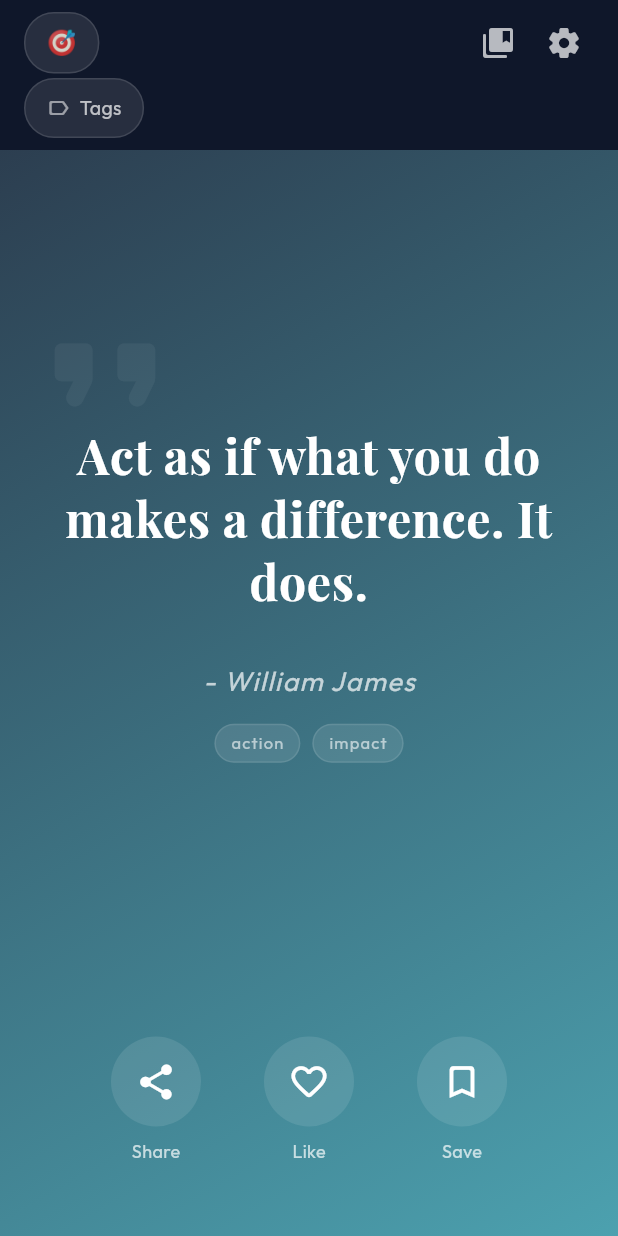
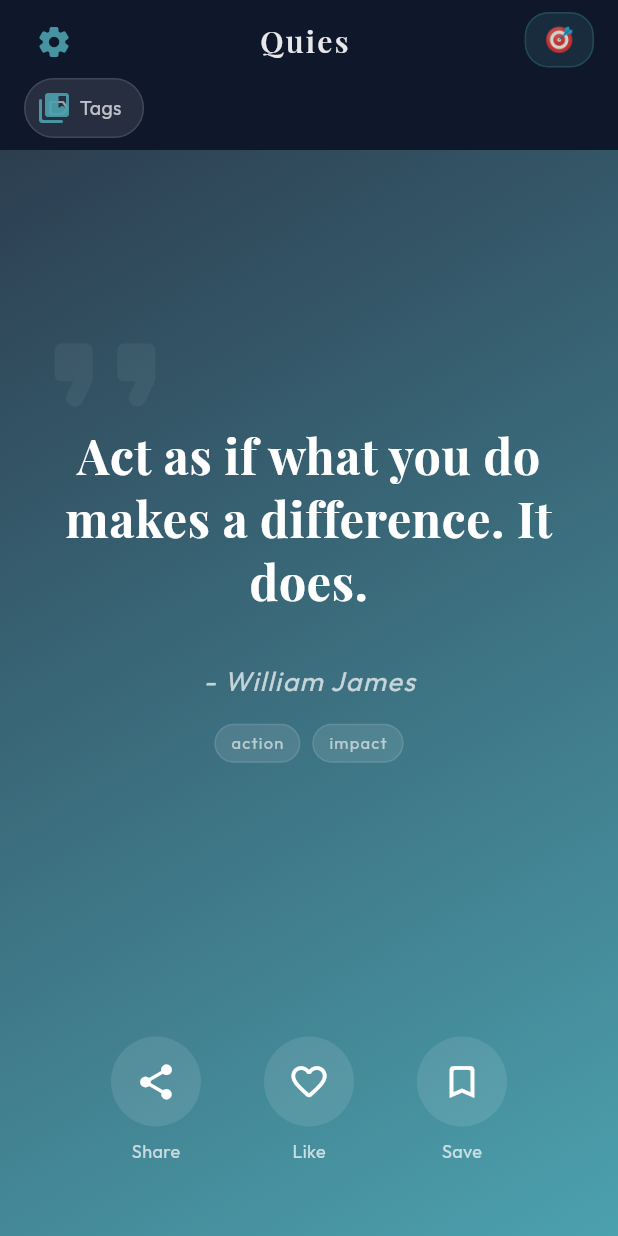
Before and after one commit to moyeenhaider3/quies, a Flutter app: the screen it shows after launch, after a tap on "Skip", on a phone screen of 412 x 824 dp. Run offline on Flutter 3.47's test engine with Material 3 defaults, Android fonts, the phone set to English and light mode, and no system bars; drawn by our look-alikes of flutter_animate; our stand-ins replace bloc, dartz, equatable, flutter_bloc, flutter_local_notifications, get_it and 8 more; accounts and stored records are empty; network calls fail.

Commit message:
feat(08-03): redesign header with vertical icons and centered branding

```diff
--- a/lib/features/quotes/presentation/pages/quote_feed_screen.dart
+++ b/lib/features/quotes/presentation/pages/quote_feed_screen.dart
@@ -36,6 +36,7 @@
 
   bool _showWelcomeBack = false;
   int _quotesExplored = 0;
+  bool _hasInitialAutoPlay = false;
 
   late final UserPreferencesService _prefsService;
   late final FeedAudioController _audioController;
@@ -87,6 +88,28 @@
     setState(() {
       _showWelcomeBack = false;
     });
+  }
+
+  void _tryInitialAutoPlay(FeedLoaded state) {
+    if (_hasInitialAutoPlay) return;
+
+    // Find first quote in feed
+    final firstQuoteItem = state.feedItems
+        .whereType<QuoteFeedItem>()
+        .firstOrNull;
+    if (firstQuoteItem == null) return;
+
+    final quote = firstQuoteItem.quote;
+    final music = state.pairedMusic[quote.id];
+    final isSoundOn = state.soundEnabledQuoteIds.contains(quote.id);
+
+    // Auto-play when music is available and sound is enabled
+    if (music != null && isSoundOn) {
+      _hasInitialAutoPlay = true;
+      WidgetsBinding.instance.addPostFrameCallback((_) {
+        _audioController.playForQuote(quote.id, music.previewUrl);
+      });
+    }
   }
 
   void _onPageChanged(int index, FeedLoaded feedState) {
@@ -217,6 +240,9 @@
                 } else if (state is FeedError) {
                   return Center(child: Text(state.message));
                 } else if (state is FeedLoaded) {
+                  // Trigger auto-play for first quote when music becomes available
+                  _tryInitialAutoPlay(state);
+
                   return Column(
                     children: [
                       // Top spacing for status bar + top bar
@@ -309,14 +335,97 @@
               },
             ),
 
-            // Top bar: mood + progress + bookmarks + settings
+            // Top bar: vertical icons on left + centered branding
             Positioned(
               top: MediaQuery.of(context).padding.top + 8,
               left: 16,
               right: 16,
-              child: Row(
+              child: BlocBuilder<FeedBloc, FeedState>(
+                builder: (context, state) {
+                  // Get accent color from current quote's gradient
+                  Color accentColor = Colors.white70;
+                  if (state is FeedLoaded && state.feedItems.isNotEmpty) {
+                    final firstItem = state.feedItems.first;
+                    if (firstItem is QuoteFeedItem) {
+                      accentColor = AppTheme.getPrimaryColorForId(firstItem.quote.id);
+                    }
+                  }
+
+                  return Row(
+                    crossAxisAlignment: CrossAxisAlignment.start,
                     children: [
-                  // Mood selector
+                      // Left side: Vertical column with settings on top, bookmarks below
+                      Column(
+                        mainAxisSize: MainAxisSize.min,
+                        children: [
+                          IconButton(
+                            onPressed: () => context.push('/settings'),
+                            icon: Icon(
+                              Icons.settings_rounded,
+                              color: accentColor.withValues(alpha: 0.9),
+                              size: 24,
+                            ),
+                            tooltip: 'Settings',
+                            visualDensity: VisualDensity.compact,
+                            padding: const EdgeInsets.all(6),
+                            constraints: const BoxConstraints(),
+                          ),
+                          const SizedBox(height: 4),
+                          IconButton(
+                            onPressed: () => context.push('/bookmarks'),
+                            icon: Icon(
+                              Icons.collections_bookmark_rounded,
+                              color: accentColor.withValues(alpha: 0.9),
+                              size: 24,
+                            ),
+                            tooltip: 'Saved Quotes',
+                            visualDensity: VisualDensity.compact,
+                            padding: const EdgeInsets.all(6),
+                            constraints: const BoxConstraints(),
+                          ),
+                        ],
+                      ),
+
+                      // Center: Expanded area with "Quies" branding centered
+                      Expanded(
+                        child: Column(
+                          mainAxisSize: MainAxisSize.min,
+                          children: [
+                            const SizedBox(height: 4),
+                            Text(
+                              'Quies',
+                              style: GoogleFonts.playfairDisplay(
+                                fontSize: 20,
+                                fontWeight: FontWeight.w600,
+                                color: Colors.white.withValues(alpha: 0.9),
+                                letterSpacing: 1.5,
+                              ),
+                            ),
+                            // Subtle progress indicator below branding
+                            if (_quotesExplored > 0)
+                              Padding(
+                                padding: const EdgeInsets.only(top: 4),
+                                child: AnimatedOpacity(
+                                  opacity: 1.0,
+                                  duration: const Duration(milliseconds: 600),
+                                  child: Text(
+                                    _quotesExplored == 1
+                                        ? '1 quote explored'
+                                        : '$_quotesExplored quotes explored',
+                                    style: GoogleFonts.outfit(
+                                      fontSize: 11,
+                                      color: Colors.white.withValues(alpha: 0.4),
+                                      fontWeight: FontWeight.w400,
+                                      letterSpacing: 0.5,
+                                    ),
+                                  ),
+                                ),
+                              ),
+                          ],
+                        ),
+                      ),
+
+                      // Right side: Mood selector to balance the layout
                       BlocBuilder<FeedBloc, FeedState>(
                         buildWhen: (prev, curr) {
                           if (prev is FeedLoaded && curr is FeedLoaded) {
@@ -325,12 +434,12 @@
                           }
                           return true;
                         },
-                    builder: (context, state) {
-                      final mood = state is FeedLoaded
-                          ? state.currentMood
+                        builder: (context, moodState) {
+                          final mood = moodState is FeedLoaded
+                              ? moodState.currentMood
                               : null;
-                      final isOffline = state is FeedLoaded
-                          ? state.isOffline
+                          final isOffline = moodState is FeedLoaded
+                              ? moodState.isOffline
                               : false;
                           final emoji = mood != null
                               ? _moods
@@ -340,47 +449,32 @@
                                     )
                                     .$2
                               : '🎯';
-                      return Row(
+                          return Column(
                             mainAxisSize: MainAxisSize.min,
+                            crossAxisAlignment: CrossAxisAlignment.end,
                             children: [
                               GestureDetector(
                                 onTap: () => _showMoodSelector(context),
                                 child: Container(
                                   padding: const EdgeInsets.symmetric(
-                                horizontal: 14,
-                                vertical: 8,
+                                    horizontal: 12,
+                                    vertical: 6,
                                   ),
                                   decoration: BoxDecoration(
-                                color: Colors.white.withValues(alpha: 0.1),
-                                borderRadius: BorderRadius.circular(20),
+                                    color: accentColor.withValues(alpha: 0.15),
+                                    borderRadius: BorderRadius.circular(16),
                                     border: Border.all(
-                                  color: Colors.white.withValues(alpha: 0.12),
+                                      color: accentColor.withValues(alpha: 0.25),
                                     ),
                                   ),
-                              child: Row(
-                                mainAxisSize: MainAxisSize.min,
-                                children: [
-                                  Text(
+                                  child: Text(
                                     emoji,
                                     style: const TextStyle(fontSize: 16),
-                                  ),
-                                  if (mood != null) ...[
-                                    const SizedBox(width: 6),
-                                    Text(
-                                      mood,
-                                      style: GoogleFonts.outfit(
-                                        fontSize: 13,
-                                        color: Colors.white70,
-                                        fontWeight: FontWeight.w500,
-                                      ),
-                                    ),
-                                  ],
-                                ],
                                   ),
                                 ),
                               ),
                               if (isOffline) ...[
-                            const SizedBox(width: 8),
+                                const SizedBox(height: 6),
                                 Container(
                                   padding: const EdgeInsets.symmetric(
                                     horizontal: 8,
@@ -404,54 +498,9 @@
                           );
                         },
                       ),
-
-                  const Spacer(),
-
-                  // Gentle progress indicator
-                  if (_quotesExplored > 0)
-                    AnimatedOpacity(
-                      opacity: 1.0,
-                      duration: const Duration(milliseconds: 600),
-                      child: Text(
-                        _quotesExplored == 1
-                            ? '1 quote explored'
-                            : '$_quotesExplored quotes explored',
-                        style: GoogleFonts.outfit(
-                          fontSize: 12,
-                          color: Colors.white.withValues(alpha: 0.4),
-                          fontWeight: FontWeight.w400,
-                          letterSpacing: 0.5,
-                        ),
-                      ),
-                    ),
-
-                  // Right actions
-                  IconButton(
-                    onPressed: () => context.push('/bookmarks'),
-                    icon: const Icon(
-                      Icons.collections_bookmark_rounded,
-                      color: Colors.white70,
-                      size: 24,
-                    ),
-                    tooltip: 'Saved Quotes',
-                    visualDensity: VisualDensity.compact,
-                    padding: const EdgeInsets.all(6),
-                    constraints: const BoxConstraints(),
-                  ),
-                  const SizedBox(width: 4),
-                  IconButton(
-                    onPressed: () => context.push('/settings'),
-                    icon: const Icon(
-                      Icons.settings_rounded,
-                      color: Colors.white70,
-                      size: 24,
-                    ),
-                    tooltip: 'Settings',
-                    visualDensity: VisualDensity.compact,
-                    padding: const EdgeInsets.all(6),
-                    constraints: const BoxConstraints(),
-                  ),
                     ],
+                  );
+                },
               ),
             ),
 
```
Lines whose indentation alone changed are shown as unchanged.
